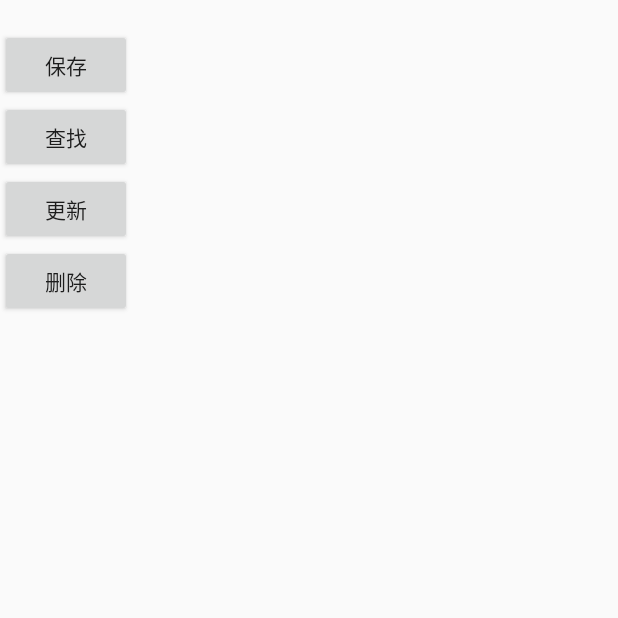
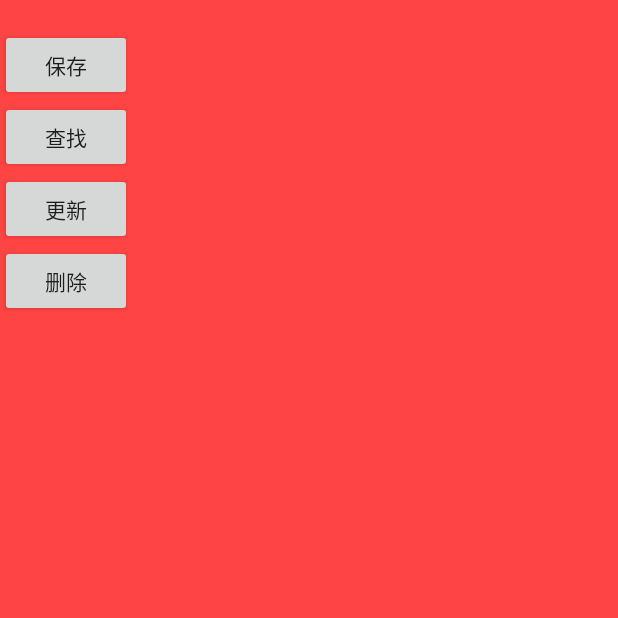
Before and after one commit to lixinxinlove/ImageProject, an Android app: the RoomActivity screen opened directly, with no data from a screen before it, on a phone screen of 412 x 824 dp, the top half of it. Run offline under Robolectric (Android 15) with nearby library versions, the phone set to English and light mode, and no system bars; our stand-ins replace Room's generated code, RxJava; libraries missing offline, so code that uses them is left out: com.alibaba.android.

Commit message:
修改配置

```diff
--- a/app/src/main/java/com/lixinxin/imageproject/activity/RoomActivity.java
+++ b/app/src/main/java/com/lixinxin/imageproject/activity/RoomActivity.java
@@ -36,6 +36,7 @@ public class RoomActivity extends AppCompatActivity {
         super.onCreate(savedInstanceState);
         setContentView(R.layout.activity_room);
         textView = (TextView) findViewById(R.id.tv);
+
         user = new User();
         user.setUserId(1);
         user.setName("李晓娜");
@@ -44,6 +45,7 @@ public class RoomActivity extends AppCompatActivity {
         user.setPassword("10086");
         user.setPhone("17090408888");
         user.setAddress("北京三里屯soho");
+        user.setLike("吃");
     }
 
 
--- a/app/src/main/res/layout/activity_room.xml
+++ b/app/src/main/res/layout/activity_room.xml
@@ -1,6 +1,7 @@
 <?xml version="1.0" encoding="utf-8"?>
 <LinearLayout xmlns:android="http://schemas.android.com/apk/res/android"
     android:layout_width="match_parent"
+    android:background="@android:color/holo_red_light"
     android:layout_height="match_parent"
     android:orientation="vertical">
 
```
